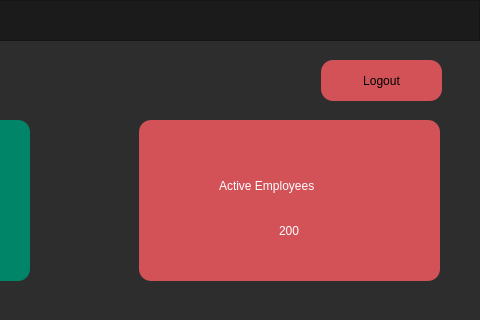
Maliksaad231224/QT-C-Software-House-Database-System, file qtPro/mainwindow.ui: the form before one commit; both pictures show x 581 to 1061 and y 0 to 320 of the 1061 by 681 pixel window.
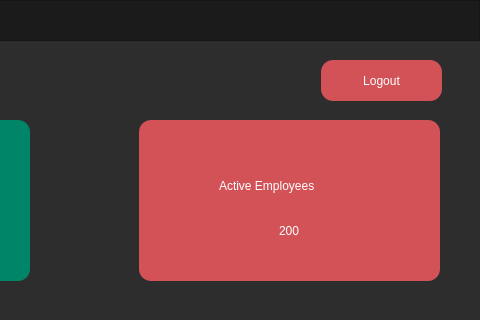
The form after the commit. The open tabs and pages were chosen to show the change. Icons and pictures are not drawn.

The edit to the form file:
```diff
--- a/qtPro/mainwindow.ui
+++ b/qtPro/mainwindow.ui
@@ -5159,7 +5159,8 @@
       </property>
       <property name="styleSheet">
        <string notr="true">border-radius:12px;
-background-color:rgba(210,82,88,255);</string>
+background-color:rgba(210,82,88,255);
+color:white;</string>
       </property>
       <property name="text">
        <string>Logout</string>
```
Left out of the diff: 6 changed lines with no effect on the pictures.
